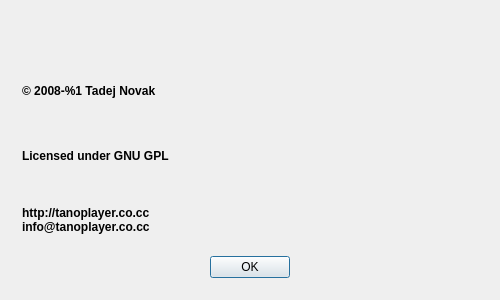
The window that src/ui/About.ui (ntadej/tano) describes before a commit, drawn with Qt 5.
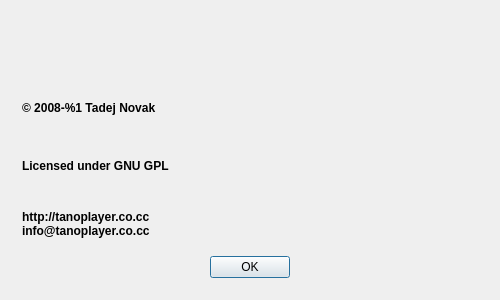
The same window after the commit. Icons and pictures are not drawn. Custom widgets are drawn as their Qt base class.

```diff
--- a/src/ui/About.ui
+++ b/src/ui/About.ui
@@ -27,10 +27,10 @@
    <item>
     <widget class="QStackedWidget" name="stackedWidget">
      <widget class="QWidget" name="pageAbout">
-      <layout class="QVBoxLayout" name="verticalLayout_2">
-       <item>
-        <layout class="QHBoxLayout" name="horizontalLayout_5">
-         <item>
+      <layout class="QGridLayout" name="gridLayout">
+       <item row="0" column="1" colspan="3">
+        <layout class="QGridLayout" name="mainGridLayout">
+         <item row="0" column="0" rowspan="3">
           <widget class="QLabel" name="labelLogo">
            <property name="sizePolicy">
             <sizepolicy hsizetype="Minimum" vsizetype="Minimum">
@@ -49,9 +49,7 @@
            </property>
           </widget>
          </item>
-         <item>
-          <layout class="QVBoxLayout" name="verticalLayout">
-           <item>
+         <item row="0" column="1">
             <widget class="QLabel" name="labelName">
              <property name="pixmap">
               <pixmap resource="images.qrc">:/icons/images/name.png</pixmap>
@@ -61,7 +59,17 @@
              </property>
             </widget>
            </item>
-           <item>
+         <item row="2" column="1">
+          <widget class="QLabel" name="labelExtra">
+           <property name="text">
+            <string/>
+           </property>
+           <property name="alignment">
+            <set>Qt::AlignCenter</set>
+           </property>
+          </widget>
+         </item>
+         <item row="1" column="1">
             <widget class="QLabel" name="labelVersion">
              <property name="sizePolicy">
               <sizepolicy hsizetype="Preferred" vsizetype="Maximum">
@@ -76,27 +84,21 @@
            </item>
           </layout>
          </item>
-        </layout>
-       </item>
-       <item>
-        <layout class="QHBoxLayout" name="horizontalLayout">
-         <item>
-          <layout class="QVBoxLayout" name="verticalLayout_5">
-           <item>
+       <item row="1" column="1">
             <widget class="QLabel" name="labelCopy">
              <property name="text">
               <string notr="true">&lt;h4&gt;&amp;copy; 2008-%1 Tadej Novak&lt;/h4&gt;</string>
              </property>
             </widget>
            </item>
-           <item>
+       <item row="2" column="1">
             <widget class="QLabel" name="labelLicense">
              <property name="text">
               <string>&lt;h4&gt;Licensed under GNU GPL&lt;/h4&gt;</string>
              </property>
             </widget>
            </item>
-           <item>
+       <item row="3" column="1">
             <widget class="QLabel" name="labelLinks">
              <property name="text">
               <string notr="true">&lt;h4&gt;http://tanoplayer.co.cc&lt;br&gt;info@tanoplayer.co.cc&lt;/h4&gt;</string>
@@ -106,27 +108,19 @@
              </property>
             </widget>
            </item>
-          </layout>
-         </item>
-         <item>
-          <spacer name="horizontalSpacer">
-           <property name="orientation">
-            <enum>Qt::Horizontal</enum>
-           </property>
-           <property name="sizeHint" stdset="0">
-            <size>
-             <width>40</width>
-             <height>20</height>
-            </size>
-           </property>
-          </spacer>
-         </item>
-         <item>
-          <layout class="QGridLayout" name="gridLayout">
-           <property name="verticalSpacing">
-            <number>0</number>
-           </property>
-           <item row="1" column="0">
+       <item row="5" column="1" colspan="3">
+        <widget class="QDialogButtonBox" name="buttonBox">
+         <property name="standardButtons">
+          <set>QDialogButtonBox::Ok</set>
+         </property>
+         <property name="centerButtons">
+          <bool>true</bool>
+         </property>
+        </widget>
+       </item>
+       <item row="1" column="3" rowspan="3">
+        <layout class="QGridLayout" name="libGridLayout">
+         <item row="0" column="0">
             <widget class="QLabel" name="labelIconQt">
              <property name="maximumSize">
               <size>
@@ -142,7 +136,7 @@
              </property>
             </widget>
            </item>
-           <item row="3" column="0" rowspan="2">
+         <item row="1" column="0" rowspan="2">
             <widget class="QLabel" name="labelIconVlc">
              <property name="maximumSize">
               <size>
@@ -159,13 +153,23 @@
             </widget>
            </item>
            <item row="1" column="1">
+          <widget class="QLabel" name="labelQVlc"/>
+         </item>
+         <item row="2" column="1">
+          <widget class="QLabel" name="labelVlc">
+           <property name="text">
+            <string/>
+           </property>
+          </widget>
+         </item>
+         <item row="0" column="1">
             <widget class="QLabel" name="labelQt">
              <property name="text">
               <string/>
              </property>
             </widget>
            </item>
-           <item row="0" column="0">
+         <item row="3" column="0" colspan="2">
             <spacer name="verticalSpacer">
              <property name="orientation">
               <enum>Qt::Vertical</enum>
@@ -178,29 +182,20 @@
              </property>
             </spacer>
            </item>
-           <item row="3" column="1">
-            <widget class="QLabel" name="labelQVlc"/>
-           </item>
-           <item row="4" column="1">
-            <widget class="QLabel" name="labelVlc">
-             <property name="text">
-              <string/>
-             </property>
-            </widget>
-           </item>
-          </layout>
-         </item>
-        </layout>
-       </item>
-       <item>
-        <widget class="QDialogButtonBox" name="buttonBox">
-         <property name="standardButtons">
-          <set>QDialogButtonBox::Ok</set>
+        </layout>
+       </item>
+       <item row="1" column="2" rowspan="3">
+        <spacer name="horizontalSpacer">
+         <property name="orientation">
+          <enum>Qt::Horizontal</enum>
          </property>
-         <property name="centerButtons">
-          <bool>true</bool>
+         <property name="sizeHint" stdset="0">
+          <size>
+           <width>40</width>
+           <height>20</height>
+          </size>
          </property>
-        </widget>
+        </spacer>
        </item>
       </layout>
      </widget>
```
Lines whose indentation alone changed are shown as unchanged.
